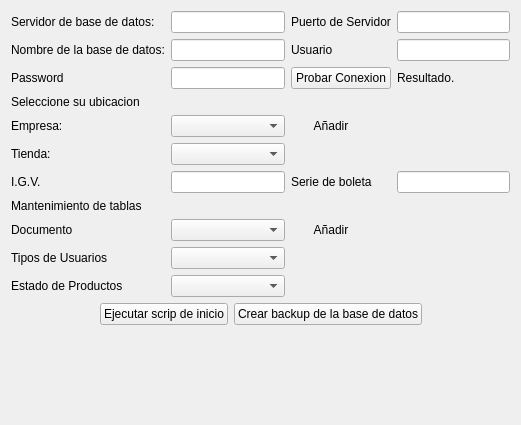
Qt form configuracion/ui_configuracion.ui (rodety/manager) before a commit.
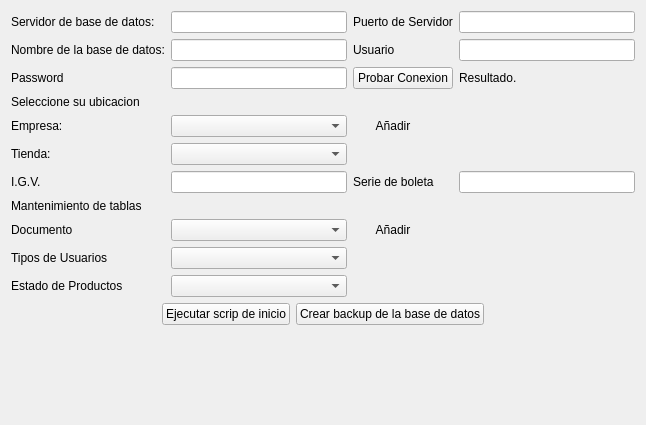
The same form after that commit. Icons and pictures are not drawn.

Diff of the .ui file:
```diff
--- a/configuracion/ui_configuracion.ui
+++ b/configuracion/ui_configuracion.ui
@@ -6,7 +6,7 @@
    <rect>
     <x>0</x>
     <y>0</y>
-    <width>521</width>
+    <width>646</width>
     <height>425</height>
    </rect>
   </property>
```
Left out of the diff: 34 changed lines with no effect on the pictures.
